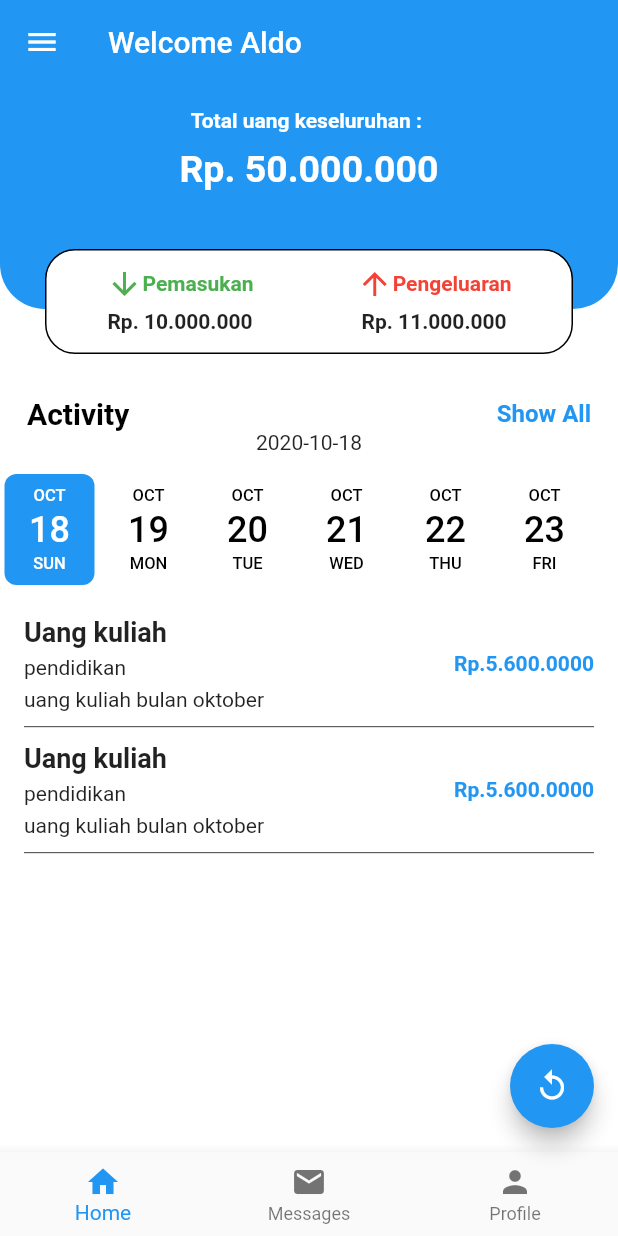
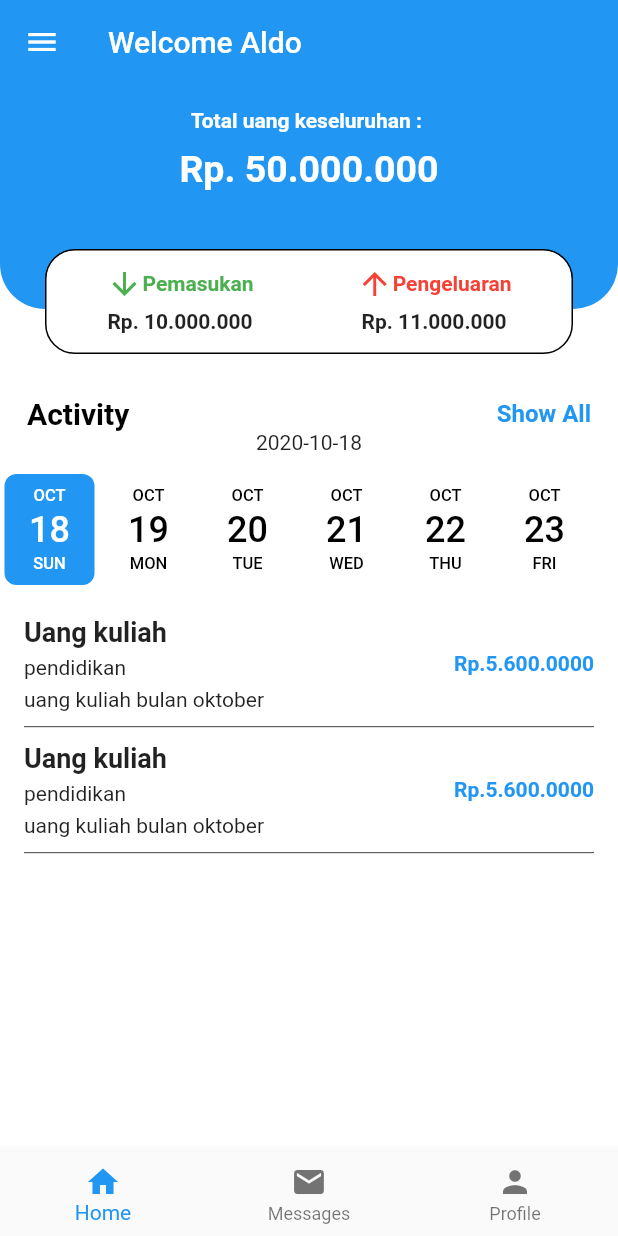
Before and after one commit to AldoReghan/nabungskuy, a Flutter app: the screen it shows after launch, on a phone screen of 412 x 824 dp. Run offline on Flutter 3.47's test engine with Material 2 defaults, Android fonts, the phone set to English and light mode, and no system bars; drawn by our look-alikes of date_picker_timeline.

Commit message:
resize container

```diff
--- a/lib/page/home.dart
+++ b/lib/page/home.dart
@@ -30,12 +30,6 @@ class _HomePageState extends State<HomePage> {
       appBar: AppBar(
         elevation: 0.0,
         title: Text('Welcome Aldo'),
-        ),
-        floatingActionButton: FloatingActionButton(
-          child: Icon(Icons.replay),
-          onPressed: () {
-            _controller.animateToSelection();
-          },
       ),
       body: SingleChildScrollView(
         child: Column(
@@ -220,7 +214,7 @@ class _HomePageState extends State<HomePage> {
             Padding(
               padding: const EdgeInsets.only(left: 16.0, right: 16.0),
               child: Container(
-                  height: 430,
+                height: 300,
                 child: ListView(
                   children: [
                     GestureDetector(
@@ -331,12 +325,15 @@ class _HomePageState extends State<HomePage> {
             icon: new Icon(Icons.mail),
             label: 'Messages',
           ),
-         BottomNavigationBarItem(
-           icon: Icon(Icons.person),
-           label: 'Profile'
-         )
+          BottomNavigationBarItem(icon: Icon(Icons.person), label: 'Profile')
         ],
       ),
+      // floatingActionButton: FloatingActionButton(
+      //   child: Icon(Icons.replay),
+      //   onPressed: () {
+      //     _controller.animateToSelection();
+      //   },
+      // ),
     );
   }
 }
```
Also changed, not shown: 2 other files. Lines whose indentation alone changed are shown as unchanged.
